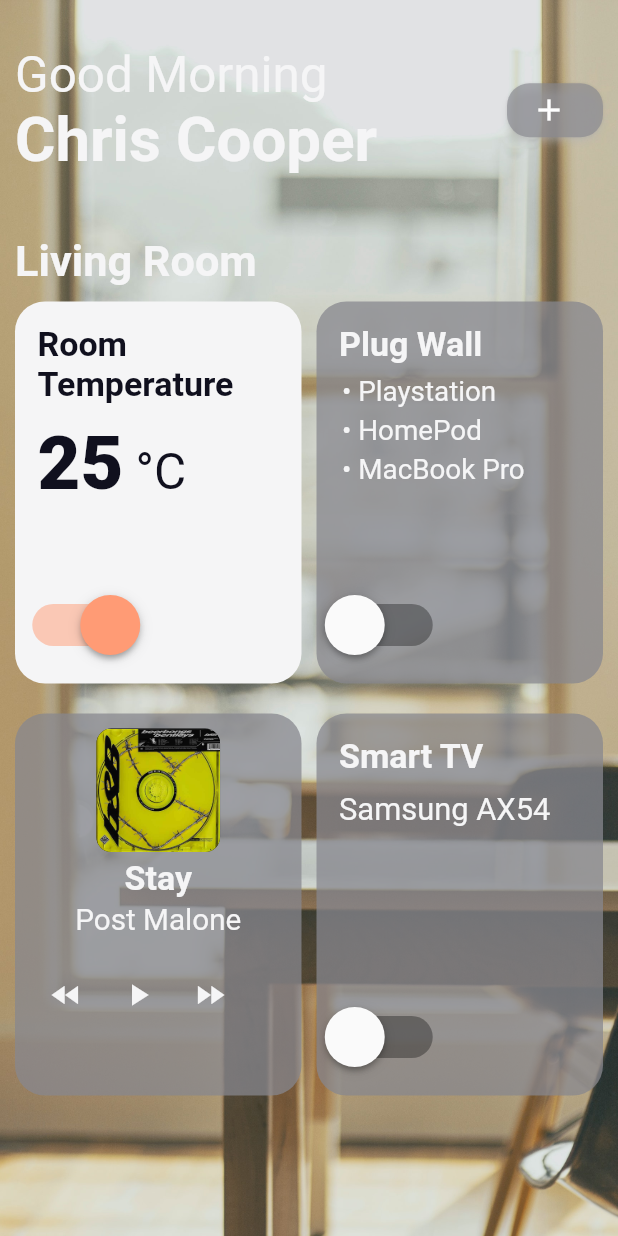
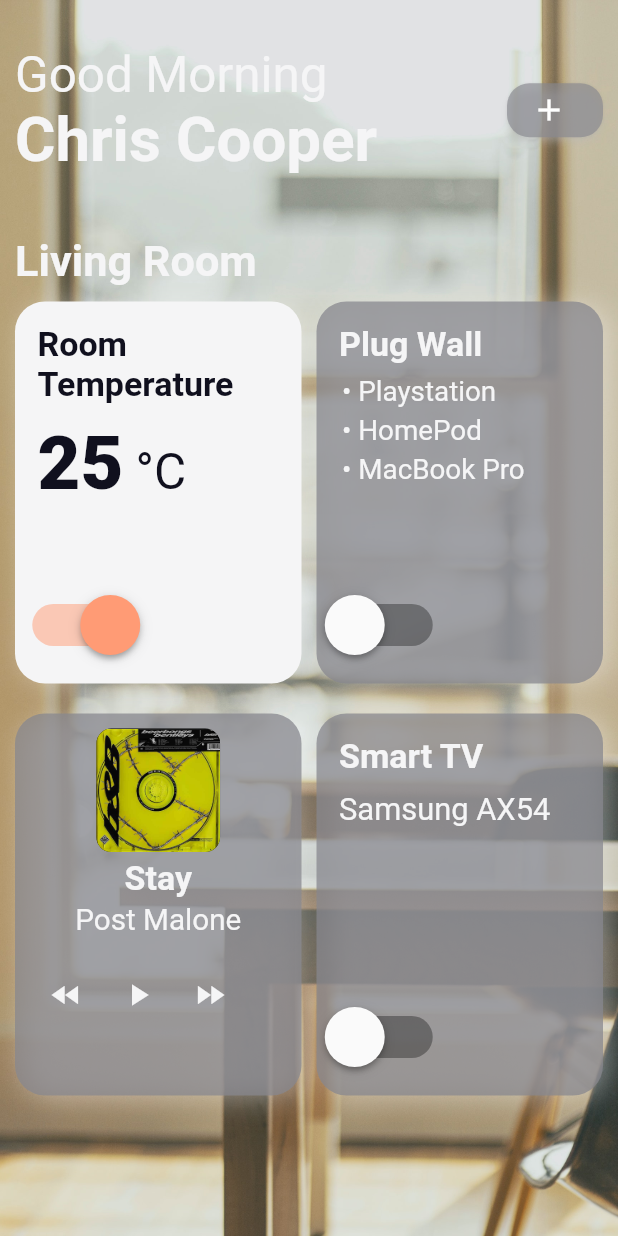
Before and after one commit to Zatinmohan/assignment1, a Flutter app: the screen it shows after launch, on a phone screen of 412 x 824 dp. Run offline on Flutter 3.47's test engine with Material 2 defaults, Android fonts, the phone set to English and light mode, and no system bars; our stand-ins replace audioplayers, get.

Commit message:
UI Enhancements

```diff
--- a/lib/Controllers/main_page_controller.dart
+++ b/lib/Controllers/main_page_controller.dart
@@ -11,10 +11,6 @@ class MainPageController extends GetxController {
   RxList<bool> switchData = RxList<bool>();
   RxInt roomTemperature = 24.obs;
 
-  // List<String> songsName = [
-  //   "assets/audio/stay.mp3",
-  //   "assets/audio/twoofus.mp3"
-  // ];
   Rx<AudioPlayer> audioPlayer = AudioPlayer().obs;
   RxList<MusicLibrary> musicData = RxList<MusicLibrary>();
 
@@ -22,6 +18,12 @@ class MainPageController extends GetxController {
   RxInt currentIndex = 0.obs;
   @override
   void onInit() {
+    _addData();
+    super.onInit();
+  }
+
+  //Adding all the static data
+  _addData() {
     musicData.add(MusicLibrary("Stay", "Post Malone", "assets/audio/stay.jpg",
         "assets/audio/stay.mp3"));
     musicData.add(MusicLibrary("Just The Two Of Us", "Grover Washington",
@@ -36,11 +38,12 @@ class MainPageController extends GetxController {
     for (int i = 0; i < data.length; i++) {
       switchData.add(data[i].toogleValue ?? false);
     }
-    super.onInit();
   }
 
+  //Fetch Data
   String fetchTitle(int v) => data[v].boxHeading;
 
+  //Fetch different data for different containers
   fetchSubTitle(int v) {
     switch (v) {
       case 0:
@@ -52,6 +55,7 @@ class MainPageController extends GetxController {
     }
   }
 
+  //Fetch the length of lists
   int get listLength =>
       data[1].getListofFiles.length > 4 ? 4 : data[1].getListofFiles.length;
 
@@ -62,6 +66,7 @@ class MainPageController extends GetxController {
   //Container Logic using Switch
   bool isYes(int index) => switchData[index];
 
+  //Login behind playing music
   play() async {
     try {
       ByteData data =
@@ -114,6 +119,7 @@ class MainPageController extends GetxController {
     }
   }
 
+  //Fetching Music Details
   String get albumCover => musicData[currentIndex.value].imageCover;
   String get singerName => musicData[currentIndex.value].singerName;
   String get songName => musicData[currentIndex.value].songName;
--- a/lib/MainPage/GridContainers/RoomTemperature.dart
+++ b/lib/MainPage/GridContainers/RoomTemperature.dart
@@ -17,6 +17,7 @@ class RoomTemp extends StatelessWidget {
               ? fontColor
               : containerColor.withOpacity(0.75),
           borderRadius: BorderRadius.circular(20.0),
+          boxShadow: const [boxShadow],
         ),
         child: Column(
           crossAxisAlignment: CrossAxisAlignment.start,
--- a/lib/MainPage/GridContainers/TvBox.dart
+++ b/lib/MainPage/GridContainers/TvBox.dart
@@ -17,6 +17,7 @@ class TVContainer extends StatelessWidget {
                 ? fontColor
                 : containerColor.withOpacity(0.75),
             borderRadius: BorderRadius.circular(20.0),
+            boxShadow: const [boxShadow],
           ),
           child: Column(
             crossAxisAlignment: CrossAxisAlignment.start,
--- a/lib/MainPage/GridContainers/musicContainer.dart
+++ b/lib/MainPage/GridContainers/musicContainer.dart
@@ -1,10 +1,6 @@
-import 'dart:typed_data';
-
 import 'package:assignment/Controllers/main_page_controller.dart';
 import 'package:assignment/misc/colors.dart';
-import 'package:audioplayers/audioplayers.dart';
 import 'package:flutter/material.dart';
-import 'package:flutter/services.dart';
 import 'package:get/get.dart';
 
 class MusicBox extends StatelessWidget {
@@ -12,14 +8,12 @@ class MusicBox extends StatelessWidget {
 
   @override
   Widget build(BuildContext context) {
-    AudioPlayer audioPlayer = new AudioPlayer();
-
     return Container(
       padding: const EdgeInsets.all(10.0),
       decoration: BoxDecoration(
           color: containerColor.withOpacity(0.75),
           borderRadius: BorderRadius.circular(20.0),
-      ),
+          boxShadow: const [boxShadow]),
       child: Column(
         crossAxisAlignment: CrossAxisAlignment.center,
         children: [
@@ -70,22 +64,36 @@ class MusicBox extends StatelessWidget {
                           overflow: TextOverflow.fade,
                         ),
                       )),
-                  Expanded(
+                  const MusicControlsWidget()
+                ],
+              )),
+        ],
+      ),
+    );
+  }
+}
+
+class MusicControlsWidget extends StatelessWidget {
+  const MusicControlsWidget({
+    Key? key,
+  }) : super(key: key);
+
+  @override
+  Widget build(BuildContext context) {
+    return Expanded(
         child: Align(
       alignment: Alignment.bottomCenter,
       child: Row(
         children: [
           IconButton(
-                            onPressed: () =>
-                                Get.find<MainPageController>().rewind(),
+              onPressed: () => Get.find<MainPageController>().rewind(),
               icon: const Icon(
                 Icons.fast_rewind,
                 color: fontColor,
               )),
           Obx(
             () => IconButton(
-                              onPressed: (() =>
-                                  Get.find<MainPageController>().play()),
+                onPressed: (() => Get.find<MainPageController>().play()),
                 icon: Icon(
                   Get.find<MainPageController>().isPlaying.isFalse
                       ? Icons.play_arrow
@@ -94,19 +102,13 @@ class MusicBox extends StatelessWidget {
                 )),
           ),
           IconButton(
-                            onPressed: (() =>
-                                Get.find<MainPageController>().forward()),
+              onPressed: (() => Get.find<MainPageController>().forward()),
               icon: const Icon(
                 Icons.fast_forward,
                 color: fontColor,
               )),
         ],
       ),
-                  ))
-                ],
-              )),
-        ],
-      ),
-    );
+    ));
   }
 }
--- a/lib/MainPage/GridContainers/plugWall.dart
+++ b/lib/MainPage/GridContainers/plugWall.dart
@@ -10,24 +10,28 @@ class PlugWall extends StatelessWidget {
 
   @override
   Widget build(BuildContext context) {
-    return Obx(() => Container(
+    return Obx(() {
+      return Container(
           padding: const EdgeInsets.all(15.0),
           decoration: BoxDecoration(
             color: Get.find<MainPageController>().isYes(1)
                 ? fontColor
                 : containerColor.withOpacity(0.75),
             borderRadius: BorderRadius.circular(20.0),
+            boxShadow: const [boxShadow],
           ),
           child: Column(
             crossAxisAlignment: CrossAxisAlignment.start,
             children: [
               TitleWidget(
-                title: Get.find<MainPageController>().fetchTitle(1), index: 1),
+                  title: Get.find<MainPageController>().fetchTitle(1),
+                  index: 1),
               const SizedBox(height: 5.0),
               WallList(),
               const ToogleWidget(containerIndex: 1),
             ],
-        )));
+          ));
+    });
   }
 }
 
--- a/lib/MainPage/upperTitle.dart
+++ b/lib/MainPage/upperTitle.dart
@@ -44,7 +44,7 @@ class UpperTitle extends StatelessWidget {
                   topRight: Radius.circular(20.0),
                 )),
                 builder: (context) {
-                  return ModelSheetMain();
+                  return const ModelSheetMain();
                 });
           },
           icon: const Icon(Icons.add),
@@ -52,7 +52,7 @@ class UpperTitle extends StatelessWidget {
           style: ElevatedButton.styleFrom(
             padding: const EdgeInsets.all(0),
             primary: containerColor.withOpacity(0.65),
-            shadowColor: fontColor,
+            shadowColor: fontColor.withOpacity(0.8),
             shape: RoundedRectangleBorder(
                 borderRadius: BorderRadius.circular(15.0)),
           ),
--- a/lib/misc/colors.dart
+++ b/lib/misc/colors.dart
@@ -1,6 +1,13 @@
 import 'package:flutter/cupertino.dart';
+import 'package:flutter/material.dart';
 
 const fontColor = Color(0xfff5f5f6);
 const containerColor = Color(0xff87878e);
 const selectedColor = Color(0xffff9b75);
 const darkFontColor = Color(0xff10101e);
+
+const boxShadow = BoxShadow(
+  color: Colors.white38,
+  offset: Offset(5, 2),
+  blurRadius: 15.0,
+);
```
Lines whose indentation alone changed are shown as unchanged.
